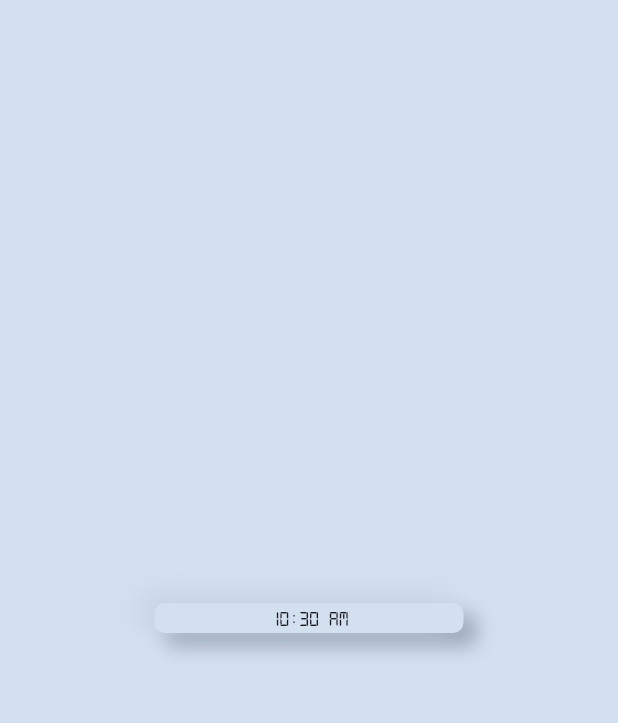
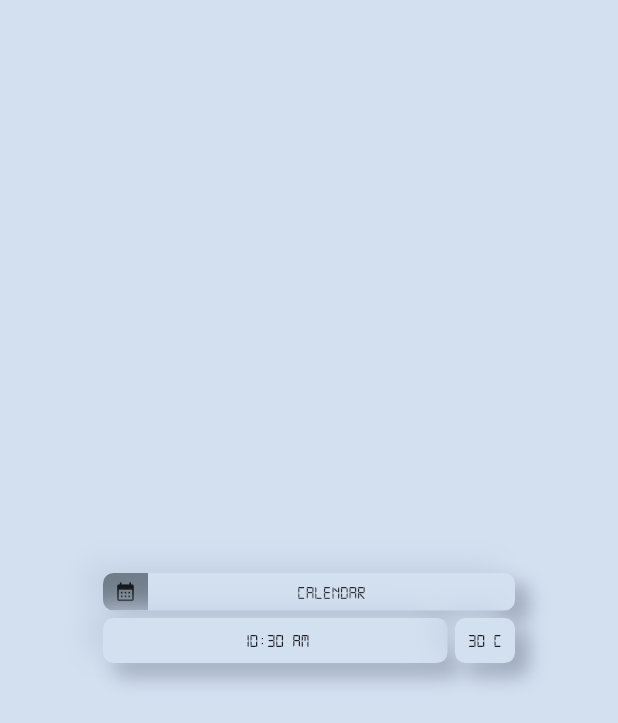
Before and after one commit to Blueeyss14/f-watch, a Flutter app: the WatchMenu screen opened directly, on a phone screen of 412 x 824 dp. Shown: the top 723 px of the screen. Run offline on Flutter 3.47's test engine with Material 3 defaults, Android fonts, the light colour scheme and no system bars; our stand-ins replace geolocator; missing offline and left inert: circular_menu, one_clock.

Commit message:
add to calendar

```diff
--- a/lib/src/features/views/home/home_page.dart
+++ b/lib/src/features/views/home/home_page.dart
@@ -64,13 +64,15 @@ class _HomePageState extends State<HomePage> {
           BackdropFilter(
             filter: ImageFilter.blur(sigmaX: 4, sigmaY: 4),
             child: Container(
-              color: Colors.black.withAlpha(10),
+              color: blue2.withAlpha(80),
               width: double.infinity,
               height: double.infinity,
             ),
           ),
 
         CircularMenu(
+          toggleButtonColor: blue2,
+          toggleButtonIconColor: Colors.white,
           toggleButtonOnPressed: () {
             setState(() {
               clicked++;
@@ -87,6 +89,8 @@ class _HomePageState extends State<HomePage> {
           items: List.generate(
             circularMenu.length,
             (index) => CircularMenuItem(
+              iconColor: Colors.white,
+              color: blue2,
               padding: 8,
               iconSize: 10,
               margin: 5,
--- a/lib/src/features/views/pages/watch_menu.dart
+++ b/lib/src/features/views/pages/watch_menu.dart
@@ -10,15 +10,20 @@ class WatchMenu extends StatelessWidget {
 
     return Scaffold(
       backgroundColor: blue1,
-      body: Column(
+      body: Center(
+        child: Container(
+          color: Colors.transparent,
+          // height: MediaQuery.of(context).size.height / 1.5,
+          width: MediaQuery.of(context).size.width / 1.5,
+          child: Column(
+            mainAxisSize: MainAxisSize.min,
             mainAxisAlignment: MainAxisAlignment.center,
-        crossAxisAlignment: CrossAxisAlignment.center,
             children: [
-          Center(
+              Flexible(
                 child: Container(
+                  clipBehavior: Clip.antiAlias,
                   alignment: Alignment.center,
-              height: 20,
-              width: MediaQuery.of(context).size.width / 2,
+                  height: 25,
                   decoration: BoxDecoration(
                     color: blue1,
                     borderRadius: BorderRadius.circular(7),
@@ -37,11 +42,96 @@ class WatchMenu extends StatelessWidget {
                       ),
                     ],
                   ),
-              child: Text(time, style: TextStyle(fontFamily: 'Digital7')),
+                  child: Row(
+                    children: [
+                      Container(
+                        height: double.infinity,
+                        width: 30,
+                        color: blue2,
+                        child: Icon(Icons.calendar_month, size: 15),
+                      ),
+                      Expanded(
+                        child: Container(
+                          alignment: Alignment.center,
+                          child: Text(
+                            "Calendar",
+                            style: TextStyle(
+                              fontFamily: 'Digital7',
+                              fontSize: 12,
+                            ),
+                          ),
                         ),
                       ),
                     ],
                   ),
+                ),
+              ),
+
+              const SizedBox(height: 5),
+              Row(
+                children: [
+                  Flexible(
+                    child: Container(
+                      alignment: Alignment.center,
+                      height: 30,
+                      decoration: BoxDecoration(
+                        color: blue1,
+                        borderRadius: BorderRadius.circular(7),
+                        boxShadow: [
+                          BoxShadow(
+                            color: const Color(0xFF9DA9BB),
+                            offset: Offset(8, 8),
+                            blurRadius: 10,
+                            spreadRadius: 1,
+                          ),
+                          BoxShadow(
+                            color: const Color(0xFFC6D3E4),
+                            offset: Offset(-10, -5),
+                            blurRadius: 15,
+                            spreadRadius: 1,
+                          ),
+                        ],
+                      ),
+                      child: Text(
+                        time,
+                        style: TextStyle(fontFamily: 'Digital7', fontSize: 12),
+                      ),
+                    ),
+                  ),
+                  const SizedBox(width: 5),
+                  Container(
+                    alignment: Alignment.center,
+                    height: 30,
+                    width: 40,
+                    decoration: BoxDecoration(
+                      color: blue1,
+                      borderRadius: BorderRadius.circular(7),
+                      boxShadow: [
+                        BoxShadow(
+                          color: const Color(0xFF9DA9BB),
+                          offset: Offset(8, 8),
+                          blurRadius: 10,
+                          spreadRadius: 1,
+                        ),
+                        BoxShadow(
+                          color: const Color(0xFFC6D3E4),
+                          offset: Offset(-10, -5),
+                          blurRadius: 15,
+                          spreadRadius: 1,
+                        ),
+                      ],
+                    ),
+                    child: Text(
+                      "30 C",
+                      style: TextStyle(fontFamily: 'Digital7', fontSize: 12),
+                    ),
+                  ),
+                ],
+              ),
+            ],
+          ),
+        ),
+      ),
     );
   }
 }
--- a/lib/src/shared/style/custom_color.dart
+++ b/lib/src/shared/style/custom_color.dart
@@ -4,3 +4,4 @@ const gray1 = Color(0xFFAAAAAA);
 const black1 = Color(0xFF39393B);
 
 const blue1 = Color(0xFFD3E0F0);
+const blue2 = Color(0xFF727D8B);
```
Lines whose indentation alone changed are shown as unchanged.
